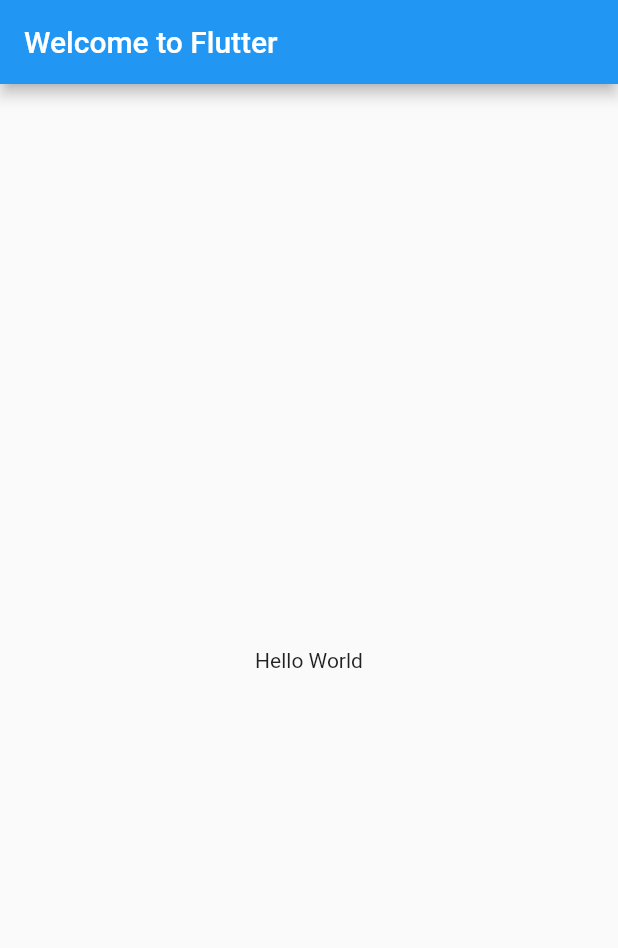
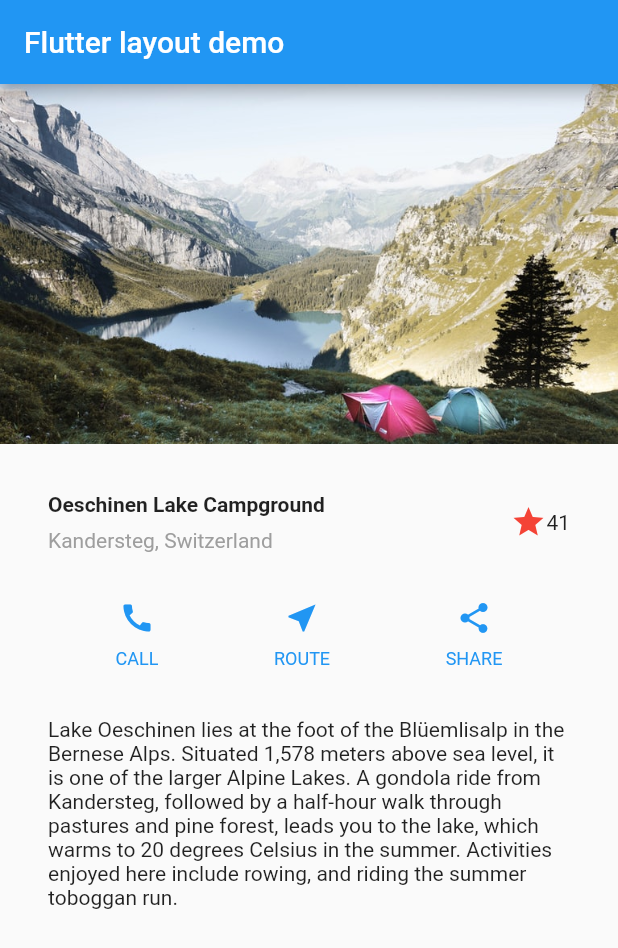
Before and after one commit to khc033/flutter-test-project, a Flutter app: the screen it shows after launch, on a phone screen of 412 x 824 dp. Shown: the top 948 px of the screen. Run offline on Flutter 3.47's test engine with Material 2 defaults, Android fonts, the phone set to English and light mode, and no system bars.

Commit message:
Made layout demo

```diff
--- a/lib/main.dart
+++ b/lib/main.dart
@@ -3,18 +3,109 @@ import 'package:flutter/material.dart';
 void main() => runApp(MyApp());
 
 class MyApp extends StatelessWidget {
+  const MyApp({Key? key}) : super(key: key);
+
   @override
   Widget build(BuildContext context) {
+    Widget titleSection = Container(
+      padding: const EdgeInsets.all(32),
+      child: Row(
+        children: [
+          Expanded(
+            /*1*/
+            child: Column(
+              crossAxisAlignment: CrossAxisAlignment.start,
+              children: [
+                /*2*/
+                Container(
+                  padding: const EdgeInsets.only(bottom: 8),
+                  child: const Text(
+                    'Oeschinen Lake Campground',
+                    style: TextStyle(
+                      fontWeight: FontWeight.bold,
+                    ),
+                  ),
+                ),
+                Text(
+                  'Kandersteg, Switzerland',
+                  style: TextStyle(
+                    color: Colors.grey[500],
+                  ),
+                ),
+              ],
+            ),
+          ),
+          /*3*/
+          Icon(
+            Icons.star,
+            color: Colors.red[500],
+          ),
+          const Text('41'),
+        ],
+      ),
+    );
+    Color color = Theme.of(context).primaryColor;
+
+    Widget buttonSection = Row(
+      mainAxisAlignment: MainAxisAlignment.spaceEvenly,
+      children: [
+        _buildButtonColumn(color, Icons.call, 'CALL'),
+        _buildButtonColumn(color, Icons.near_me, 'ROUTE'),
+        _buildButtonColumn(color, Icons.share, 'SHARE'),
+      ],
+    );
+    Widget textSection = const Padding(
+      padding: EdgeInsets.all(32),
+      child: Text(
+        'Lake Oeschinen lies at the foot of the Blüemlisalp in the Bernese '
+            'Alps. Situated 1,578 meters above sea level, it is one of the '
+            'larger Alpine Lakes. A gondola ride from Kandersteg, followed by a '
+            'half-hour walk through pastures and pine forest, leads you to the '
+            'lake, which warms to 20 degrees Celsius in the summer. Activities '
+            'enjoyed here include rowing, and riding the summer toboggan run.',
+        softWrap: true,
+      ),
+    );
     return MaterialApp(
-      title: 'Welcome to Flutter',
+      title: 'Flutter layout demo',
       home: Scaffold(
         appBar: AppBar(
-          title: const Text('Welcome to Flutter'),
+          title: const Text('Flutter layout demo'),
         ),
-        body: const Center(
-          child: Text('Hello World'),
+        body: ListView(
+          children: [
+            Image.asset(
+              'images/lake.jpg',
+              width: 600,
+              height: 240,
+              fit: BoxFit.cover,
+            ),
+            titleSection,
+            buttonSection,
+            textSection,
+          ]
         ),
       ),
     );
   }
+  Column _buildButtonColumn(Color color, IconData icon, String label) {
+    return Column(
+      mainAxisSize: MainAxisSize.min,
+      mainAxisAlignment: MainAxisAlignment.center,
+      children: [
+        Icon(icon, color: color),
+        Container(
+          margin: const EdgeInsets.only(top: 8),
+          child: Text(
+            label,
+            style: TextStyle(
+              fontSize: 12,
+              fontWeight: FontWeight.w400,
+              color: color,
+            ),
+          ),
+        ),
+      ],
+    );
+  }
 }
--- a/pubspec.yaml
+++ b/pubspec.yaml
@@ -29,6 +29,7 @@ dependencies:
   # Use with the CupertinoIcons class for iOS style icons.
   cupertino_icons: ^1.0.2
   english_words: ^4.0.0
+  opencv: ^1.0.4
 
 dev_dependencies:
   flutter_test:
@@ -46,8 +47,8 @@ flutter:
   uses-material-design: true
 
   # To add assets to your application, add an assets section, like this:
-  # assets:
-  #   - images/a_dot_burr.jpeg
+  assets:
+    - images/lake.jpg
   #   - images/a_dot_ham.jpeg
 
   # An image asset can refer to one or more resolution-specific "variants", see
```
Also changed, not shown: images/lake.jpg (added), pubspec.lock, 2 other files.
